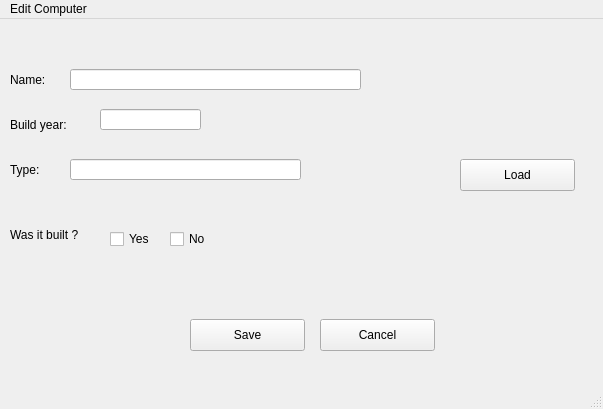
Qt form Verk1_2/editcomputer.ui (steinarb08/Verkefni1_2) before a commit.
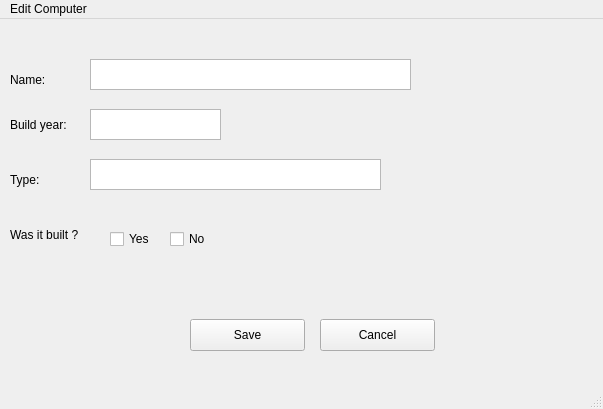
The same form after that commit.

Commit message: Added edit computer function, needs to be error checked

What changed in the file:
```diff
--- a/Verk1_2/editcomputer.ui
+++ b/Verk1_2/editcomputer.ui
@@ -40,19 +40,6 @@
      <string>Cancel</string>
     </property>
    </widget>
-   <widget class="QPushButton" name="btnLoadEditC">
-    <property name="geometry">
-     <rect>
-      <x>460</x>
-      <y>140</y>
-      <width>115</width>
-      <height>32</height>
-     </rect>
-    </property>
-    <property name="text">
-     <string>Load</string>
-    </property>
-   </widget>
    <widget class="QLabel" name="label">
     <property name="geometry">
      <rect>
@@ -83,7 +70,7 @@
     <property name="geometry">
      <rect>
       <x>10</x>
-      <y>130</y>
+      <y>140</y>
       <width>91</width>
       <height>41</height>
      </rect>
@@ -105,36 +92,6 @@
      <string>Was it built ?</string>
     </property>
    </widget>
-   <widget class="QLineEdit" name="lineEditName">
-    <property name="geometry">
-     <rect>
-      <x>70</x>
-      <y>50</y>
-      <width>291</width>
-      <height>21</height>
-     </rect>
-    </property>
-   </widget>
-   <widget class="QLineEdit" name="lineEditBuiltYear">
-    <property name="geometry">
-     <rect>
-      <x>100</x>
-      <y>90</y>
-      <width>101</width>
-      <height>21</height>
-     </rect>
-    </property>
-   </widget>
-   <widget class="QLineEdit" name="lineEditType">
-    <property name="geometry">
-     <rect>
-      <x>70</x>
-      <y>140</y>
-      <width>231</width>
-      <height>21</height>
-     </rect>
-    </property>
-   </widget>
    <widget class="QCheckBox" name="checkBox">
     <property name="geometry">
      <rect>
@@ -161,6 +118,39 @@
      <string>No</string>
     </property>
    </widget>
+   <widget class="QTextEdit" name="textEdit_Name">
+    <property name="geometry">
+     <rect>
+      <x>90</x>
+      <y>40</y>
+      <width>321</width>
+      <height>31</height>
+     </rect>
+    </property>
+   </widget>
+   <widget class="QTextEdit" name="textEdit_BuiltYear">
+    <property name="geometry">
+     <rect>
+      <x>90</x>
+      <y>90</y>
+      <width>131</width>
+      <height>31</height>
+     </rect>
+    </property>
+   </widget>
+   <widget class="QTextEdit" name="textEdit_Type">
+    <property name="enabled">
+     <bool>true</bool>
+    </property>
+    <property name="geometry">
+     <rect>
+      <x>90</x>
+      <y>140</y>
+      <width>291</width>
+      <height>31</height>
+     </rect>
+    </property>
+   </widget>
   </widget>
   <widget class="QStatusBar" name="statusbar"/>
   <widget class="QMenuBar" name="menuBar">
```
The commit also changes 3 other files.
